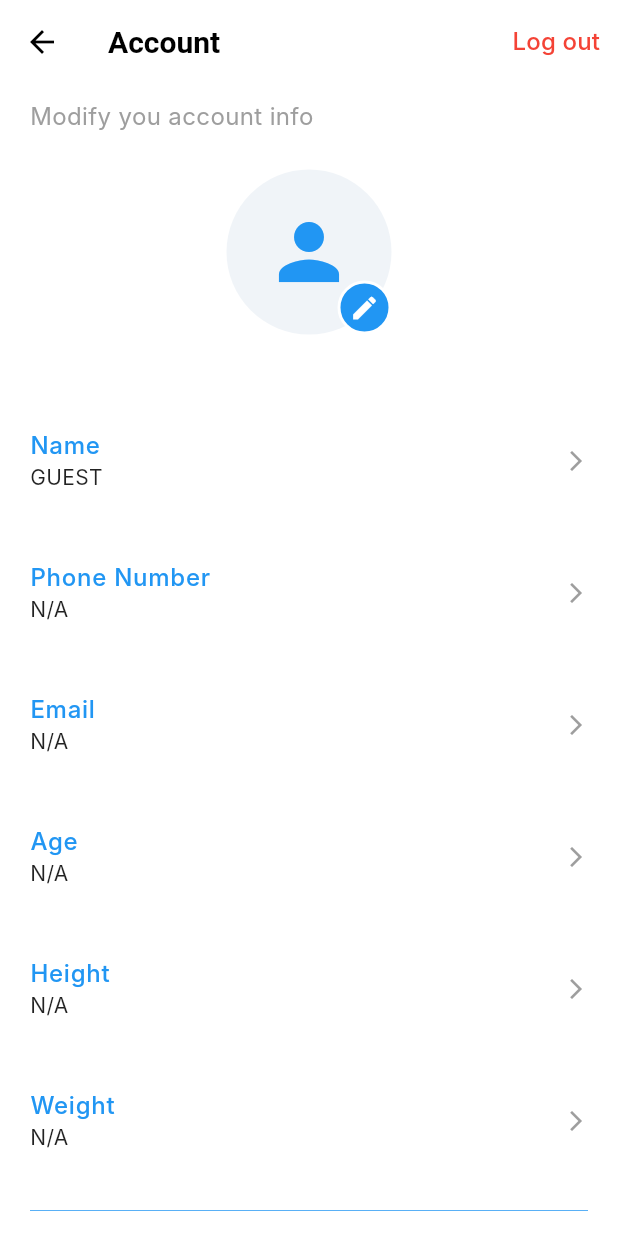
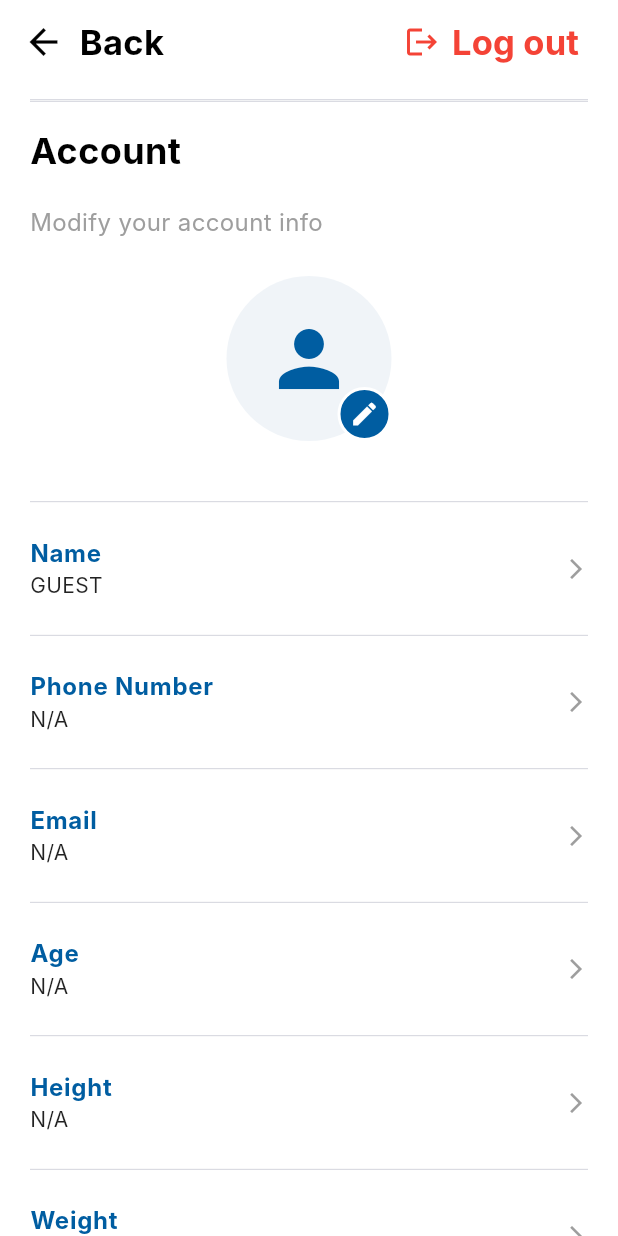
Before and after one commit to jysnz/AI-SKINWISE-V2, a Flutter app: the AccountPage screen opened directly, on a phone screen of 412 x 824 dp. Run offline on Flutter 3.47's test engine with Material 3 defaults, Android fonts, the phone set to English and light mode, and no system bars; our stand-ins replace camera, google_fonts, image_picker; Roboto replaces fonts that are missing (Inter).

Commit message:
account settings update

```diff
--- a/lib/Pages/Dashboard_Page/AccountPage.dart
+++ b/lib/Pages/Dashboard_Page/AccountPage.dart
@@ -9,41 +9,76 @@ class AccountPage extends StatelessWidget {
       appBar: AppBar(
         backgroundColor: Colors.transparent,
         elevation: 0,
-        leading: IconButton(
-          icon: const Icon(Icons.arrow_back, color: Colors.black),
-          onPressed: () => Navigator.of(context).pop(),
+        // This is still needed for your "Back" button
+        leadingWidth: 100,
+        leading: GestureDetector(
+          onTap: () => Navigator.of(context).pop(),
+          child: Row(
+            children: const [
+              SizedBox(width: 15),
+              Icon(Icons.arrow_back, color: Colors.black, size: 28.0),
+              SizedBox(width: 10),
+              Text(
+                'Back',
+                style: TextStyle(
+                  color: Colors.black,
+                  fontSize: 23,
+                  fontWeight: FontWeight.bold,
+                ),
+              ),
+            ],
+          ),
         ),
-        title: const Text(
-          'Account',
-          style: TextStyle(color: Colors.black, fontWeight: FontWeight.bold),
-        ),
-        centerTitle: false, // Matched to image's left alignment
+
+        // MODIFIED THIS SECTION
         actions: [
-          TextButton(
-            onPressed: () { /* TODO: Implement Log out logic */ },
-            child: const Text(
-              'Log out',
-              style: TextStyle(color: Colors.red, fontSize: 16),
+          Padding(
+            // This padding matches the body's horizontal padding (20.0)
+            padding: const EdgeInsets.only(right: 10.0),
+            child: TextButton.icon(
+              onPressed: () { /* TODO: Log out */ },
+              icon: const Icon(Icons.logout, color: Colors.red, size: 24.0),
+              label: const Text(
+                'Log out',
+                style: TextStyle(
+                  color: Colors.red,
+                  fontSize: 23,
+                  fontWeight: FontWeight.bold,
+                ),
+              ),
             ),
           ),
         ],
       ),
+
+      // The body starts here (no changes)
       body: SingleChildScrollView(
         padding: const EdgeInsets.symmetric(horizontal: 20.0, vertical: 10.0),
         child: Column(
           crossAxisAlignment: CrossAxisAlignment.start,
           children: [
-            // "Modify you account info" subtitle
+            const Divider(height: 1, thickness: 0.5),
+            const Divider(height: 1, thickness: 0.5),
+            const SizedBox(height: 15),
             const Text(
-              'Modify you account info',
+              'Account',
               style: TextStyle(
-                color: Colors.grey,
-                fontSize: 16,
+                color: Colors.black,
+                fontWeight: FontWeight.bold,
+                fontSize: 24,
+              ),
+            ),
+            const Padding(
+              padding: EdgeInsets.only(top: 20.0),
+              child: Text(
+                'Modify your account info', // Typo fixed
+                style: TextStyle(
+                  color: Colors.grey,
+                  fontSize: 16,
+                ),
               ),
             ),
             const SizedBox(height: 24),
-
-            // Profile picture with edit icon
             Center(
               child: Stack(
                 clipBehavior: Clip.none,
@@ -54,7 +89,7 @@ class AccountPage extends StatelessWidget {
                     child: Icon(
                       Icons.person,
                       size: 60,
-                      color: Colors.blue,
+                      color: Color(0xFF005DA1),
                     ),
                   ),
                   Positioned(
@@ -64,66 +99,31 @@ class AccountPage extends StatelessWidget {
                       width: 36,
                       height: 36,
                       decoration: BoxDecoration(
-                        color: Colors.blue,
+                        color: Color(0xFF005DA1),
                         shape: BoxShape.circle,
-                        border: Border.all(
-                          color: Colors.white,
-                          width: 2,
-                        ),
+                        border: Border.all(color: Colors.white, width: 2),
                       ),
-                      child: const Icon(
-                        Icons.edit,
-                        color: Colors.white,
-                        size: 20,
-                      ),
+                      child: const Icon(Icons.edit, color: Colors.white, size: 20),
                     ),
                   ),
                 ],
               ),
             ),
             const SizedBox(height: 40),
-
-            // --- Account Info List ---
-            _buildAccountOption(
-              title: 'Name',
-              value: 'GUEST',
-              onTap: () { /* TODO: Navigate to Edit Name Page */ },
-            ),
-            _buildAccountOption(
-              title: 'Phone Number',
-              value: 'N/A',
-              onTap: () { /* TODO: Navigate to Edit Phone Page */ },
-            ),
-            _buildAccountOption(
-              title: 'Email',
-              value: 'N/A',
-              onTap: () { /* TODO: Navigate to Edit Email Page */ },
-            ),
-            _buildAccountOption(
-              title: 'Age',
-              value: 'N/A',
-              onTap: () { /* TODO: Navigate to Edit Age Page */ },
-            ),
-            _buildAccountOption(
-              title: 'Height',
-              value: 'N/A',
-              onTap: () { /* TODO: Navigate to Edit Height Page */ },
-            ),
-            _buildAccountOption(
-              title: 'Weight',
-              value: 'N/A',
-              onTap: () { /* TODO: Navigate to Edit Weight Page */ },
-            ),
-
-            // --- ADDED LINE ---
-            // This is the blue line from the bottom of the screenshot
-            const Padding(
-              padding: EdgeInsets.only(top: 8.0), // Add some space
-              child: Divider(
-                color: Colors.blue, // Color from the image
-                thickness: 0.5,     // Thin line
-              ),
-            ),
+            const Divider(height: 1, thickness: 0.5),
+            _buildAccountOption(title: 'Name', value: 'GUEST', onTap: () {}),
+            const Divider(height: 1, thickness: 0.5),
+            _buildAccountOption(title: 'Phone Number', value: 'N/A', onTap: () {}),
+            const Divider(height: 1, thickness: 0.5),
+            _buildAccountOption(title: 'Email', value: 'N/A', onTap: () {}),
+            const Divider(height: 1, thickness: 0.5),
+            _buildAccountOption(title: 'Age', value: 'N/A', onTap: () {}),
+            const Divider(height: 1, thickness: 0.5),
+            _buildAccountOption(title: 'Height', value: 'N/A', onTap: () {}),
+            const Divider(height: 1, thickness: 0.5),
+            _buildAccountOption(title: 'Weight', value: 'N/A', onTap: () {}),
+            const Divider(height: 1, thickness: 0.5),
+            const SizedBox(height: 10),
           ],
         ),
       ),
@@ -141,8 +141,8 @@ class AccountPage extends StatelessWidget {
       title: Text(
         title,
         style: const TextStyle(
-          color: Colors.blue,
-          fontWeight: FontWeight.w500,
+          color: Color(0xFF005DA1),
+          fontWeight: FontWeight.w700,
           fontSize: 16,
         ),
       ),
```
